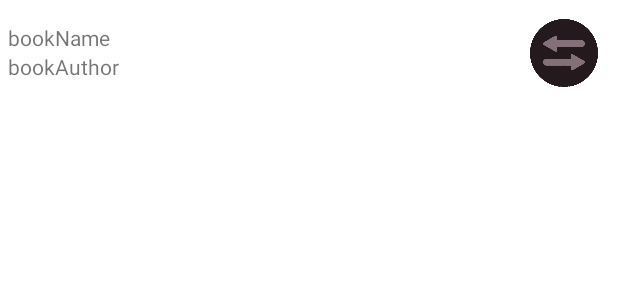
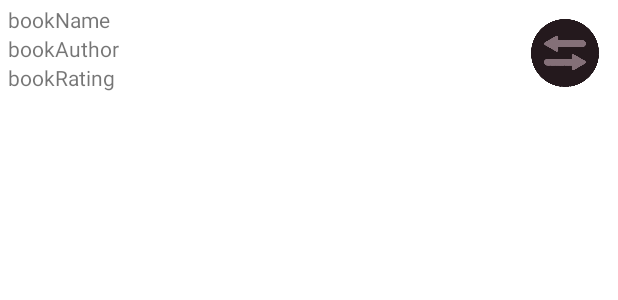
Before and after one commit to ilookhandsometoday/library, an Android app: the layout storage_item.xml on its own in the app's theme, with its tools: preview values and no code run, on a phone screen of 412 x 824 dp. Shown: the top 300 px of the screen. Run offline under Robolectric (Android 15) with nearby library versions, the phone set to English and light mode, and no system bars.

Commit message:
Added field rating to Storage Item

```diff
--- a/app/src/main/java/com/ham/library/storage_view/StorageItem.java
+++ b/app/src/main/java/com/ham/library/storage_view/StorageItem.java
@@ -5,6 +5,7 @@ public class StorageItem {
     private Integer book_id;
     private String book_name;
     private String book_author;
+    private Integer book_rating;
     private Integer rack_number;
     private Integer shelf_number;
 
@@ -16,6 +17,8 @@ public class StorageItem {
     public void setAuthor(String s){
         book_author = s;
     }
+
+    public void setRating(Integer i){ book_rating = i; }
 
     public void setRack(Integer i){ rack_number = i; }
 
@@ -35,5 +38,7 @@ public class StorageItem {
 
     public Integer getRack(Integer i){ return rack_number; }
 
+    public Integer getRating(Integer i){ return book_rating; }
+
     public Integer getShelf(Integer i){ return shelf_number; }
 }
--- a/app/src/main/res/layout/storage_item.xml
+++ b/app/src/main/res/layout/storage_item.xml
@@ -7,8 +7,8 @@
 
     <LinearLayout
         android:id="@+id/linearLayout"
-        android:layout_width="334dp"
-        android:layout_height="40dp"
+        android:layout_width="335dp"
+        android:layout_height="63dp"
         android:orientation="vertical"
         app:layout_constraintBottom_toBottomOf="parent"
         app:layout_constraintEnd_toEndOf="parent"
@@ -28,6 +28,12 @@
             android:layout_height="wrap_content"
             android:text="bookAuthor" />
 
+        <TextView
+            android:id="@+id/book_rating"
+            android:layout_width="324dp"
+            android:layout_height="wrap_content"
+            android:text="bookRating" />
+
     </LinearLayout>
 
     <ImageButton
```
